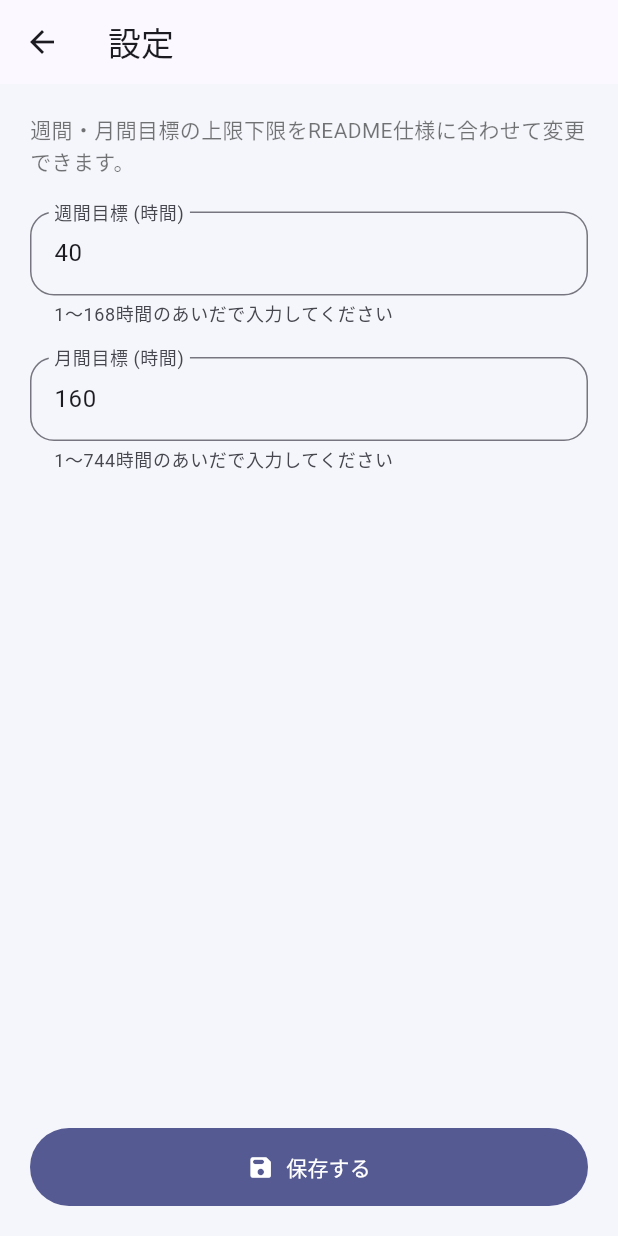
After one commit to yu-432/Production-Timer, a Flutter app: the screen it shows after launch, after a tap on the "settings" icon, on a phone screen of 412 x 824 dp. The commit adds this screen. Run offline on Flutter 3.47's test engine with Material 3 defaults, Android fonts, the phone set to English and light mode, and no system bars; our stand-ins replace flutter_riverpod, hive, hive_flutter, wakelock_plus; accounts and stored records are empty.

Commit message:
**実装内容** - `appSettingsProvider` を `StateNotifierProvider` 化し、Hive保存とRiverpod状態更新を一元管理する `AppSettingsNotifier` を追加しました。これで設定変更が即座にUIへ反映されます (`lib/providers/settings_provider.dart:1-29`)。 - タイマー画面のAppBarに設定アイコンを追加し、設定画面クローズ時に成功トーストを出すようにしました (`lib/main.dart:80-91`, `lib/main.dart:330-361`)。 - 新規 `SettingsScreen` で週1〜168h・月1〜744hの範囲バリデーション、数字入力制限、保存ボタンのローディング制御を実装。Hiveでは分単位なため時間↔分変換をコメント付きで明示しました (`lib/screens/settings_screen.dart:1-182`)。
**テスト**
- `flutter analyze`

**次のステップ**
- 1. 実機/エミュレータで設定画面→値変更→戻るの動線を確認し、カード表示が更新されるかチェックしてください。

コミットメッセージ案（10語以内）: `Add editable goal settings screen`

```diff
--- a/production_timer/lib/main.dart
+++ b/production_timer/lib/main.dart
@@ -7,6 +7,7 @@ import 'providers/focus_stats_provider.dart';
 import 'providers/settings_provider.dart';
 import 'providers/storage_provider.dart';
 import 'providers/timer_controller.dart';
+import 'screens/settings_screen.dart';
 import 'services/storage_service.dart';
 
 Future<void> main() async {
@@ -80,6 +81,13 @@ class _TimerScreenState extends ConsumerState<TimerScreen> {
         title: const Text('Production Timer'),
         centerTitle: false,
         elevation: 0,
+        actions: [
+          IconButton(
+            tooltip: '設定',
+            onPressed: _openSettings,
+            icon: const Icon(Icons.settings_rounded),
+          ),
+        ],
       ),
       body: Stack(
         children: [
@@ -341,6 +349,18 @@ class _TimerScreenState extends ConsumerState<TimerScreen> {
     ref.read(timerControllerProvider.notifier).exitBlackScreen();
   }
 
+  Future<void> _openSettings() async {
+    final saved = await Navigator.of(context).push(
+      MaterialPageRoute(builder: (_) => const SettingsScreen()),
+    );
+    if (!mounted || saved != true) {
+      return;
+    }
+    ScaffoldMessenger.of(context).showSnackBar(
+      const SnackBar(content: Text('目標設定を更新しました')),
+    );
+  }
+
   Future<void> _resetTimer() =>
       ref.read(timerControllerProvider.notifier).resetTimer();
 
--- a/production_timer/lib/providers/settings_provider.dart
+++ b/production_timer/lib/providers/settings_provider.dart
@@ -1,9 +1,29 @@
 import 'package:flutter_riverpod/flutter_riverpod.dart';
 
 import '../models/app_settings.dart';
+import '../services/storage_service.dart';
 import 'storage_provider.dart';
 
-final appSettingsProvider = Provider<AppSettings>((ref) {
+class AppSettingsNotifier extends StateNotifier<AppSettings> {
+  AppSettingsNotifier(this._storage) : super(_storage.settings);
+
+  final StorageService _storage;
+
+  Future<void> updateGoals({
+    required int weeklyGoalMinutes,
+    required int monthlyGoalMinutes,
+  }) async {
+    final next = state.copyWith(
+      weeklyGoalMinutes: weeklyGoalMinutes,
+      monthlyGoalMinutes: monthlyGoalMinutes,
+    );
+    state = next;
+    await _storage.saveSettings(next);
+  }
+}
+
+final appSettingsProvider =
+    StateNotifierProvider<AppSettingsNotifier, AppSettings>((ref) {
   final storage = ref.watch(storageServiceProvider);
-  return storage.settings;
+  return AppSettingsNotifier(storage);
 });
--- /dev/null
+++ b/production_timer/lib/screens/settings_screen.dart
@@ -0,0 +1,183 @@
+import 'package:flutter/material.dart';
+import 'package:flutter/services.dart';
+import 'package:flutter_riverpod/flutter_riverpod.dart';
+
+import '../providers/settings_provider.dart';
+
+class SettingsScreen extends ConsumerStatefulWidget {
+  const SettingsScreen({super.key});
+
+  @override
+  ConsumerState<SettingsScreen> createState() => _SettingsScreenState();
+}
+
+class _SettingsScreenState extends ConsumerState<SettingsScreen> {
+  final _formKey = GlobalKey<FormState>();
+  late final TextEditingController _weeklyController;
+  late final TextEditingController _monthlyController;
+  bool _isSaving = false;
+
+  @override
+  void initState() {
+    super.initState();
+    final settings = ref.read(appSettingsProvider);
+    // Hiveには分単位で保持しているので、画面では時間単位に揃えて表示する。
+    _weeklyController = TextEditingController(
+      text: _minutesToHours(settings.weeklyGoalMinutes).toString(),
+    );
+    _monthlyController = TextEditingController(
+      text: _minutesToHours(settings.monthlyGoalMinutes).toString(),
+    );
+  }
+
+  @override
+  void dispose() {
+    _weeklyController.dispose();
+    _monthlyController.dispose();
+    super.dispose();
+  }
+
+  @override
+  Widget build(BuildContext context) {
+    final theme = Theme.of(context);
+    return Scaffold(
+      appBar: AppBar(
+        title: const Text('設定'),
+      ),
+      body: SafeArea(
+        child: Padding(
+          padding: const EdgeInsets.all(20),
+          child: Form(
+            key: _formKey,
+            child: Column(
+              children: [
+                Expanded(
+                  child: ListView(
+                    children: [
+                      Text(
+                        '週間・月間目標の上限下限をREADME仕様に合わせて変更できます。',
+                        style: theme.textTheme.bodyMedium?.copyWith(
+                          color: Colors.black54,
+                        ),
+                      ),
+                      const SizedBox(height: 24),
+                      _NumberField(
+                        controller: _weeklyController,
+                        label: '週間目標 (時間)',
+                        helper: '1〜168時間のあいだで入力してください',
+                        validator: (value) => _validateRange(
+                          value: value,
+                          min: 1,
+                          max: 168,
+                        ),
+                      ),
+                      const SizedBox(height: 20),
+                      _NumberField(
+                        controller: _monthlyController,
+                        label: '月間目標 (時間)',
+                        helper: '1〜744時間のあいだで入力してください',
+                        validator: (value) => _validateRange(
+                          value: value,
+                          min: 1,
+                          max: 744,
+                        ),
+                      ),
+                    ],
+                  ),
+                ),
+                const SizedBox(height: 16),
+                SizedBox(
+                  width: double.infinity,
+                  child: FilledButton.icon(
+                    onPressed: _isSaving ? null : _handleSave,
+                    icon: _isSaving
+                        ? const SizedBox(
+                            width: 16,
+                            height: 16,
+                            child: CircularProgressIndicator(strokeWidth: 2),
+                          )
+                        : const Icon(Icons.save_rounded),
+                    label: Text(_isSaving ? '保存中...' : '保存する'),
+                    style: FilledButton.styleFrom(
+                      padding: const EdgeInsets.symmetric(vertical: 16),
+                    ),
+                  ),
+                ),
+              ],
+            ),
+          ),
+        ),
+      ),
+    );
+  }
+
+  String? _validateRange({
+    required String? value,
+    required int min,
+    required int max,
+  }) {
+    final parsed = int.tryParse(value ?? '');
+    if (parsed == null) {
+      return '数字で入力してください';
+    }
+    if (parsed < min || parsed > max) {
+      return '$min〜$maxの範囲で入力してください';
+    }
+    return null;
+  }
+
+  Future<void> _handleSave() async {
+    if (!_formKey.currentState!.validate()) {
+      return;
+    }
+    setState(() => _isSaving = true);
+    final notifier = ref.read(appSettingsProvider.notifier);
+    final weeklyHours = int.parse(_weeklyController.text);
+    final monthlyHours = int.parse(_monthlyController.text);
+
+    // Hive保存時に再び分単位へ変換して永続化する。
+    await notifier.updateGoals(
+      weeklyGoalMinutes: weeklyHours * 60,
+      monthlyGoalMinutes: monthlyHours * 60,
+    );
+
+    if (!mounted) {
+      return;
+    }
+
+    setState(() => _isSaving = false);
+    Navigator.of(context).pop(true);
+  }
+
+  int _minutesToHours(int minutes) => minutes ~/ 60;
+}
+
+class _NumberField extends StatelessWidget {
+  const _NumberField({
+    required this.controller,
+    required this.label,
+    required this.helper,
+    required this.validator,
+  });
+
+  final TextEditingController controller;
+  final String label;
+  final String helper;
+  final String? Function(String?) validator;
+
+  @override
+  Widget build(BuildContext context) {
+    // 同じ見た目の入力欄を量産せずに済むよう共有化。
+    return TextFormField(
+      controller: controller,
+      decoration: InputDecoration(
+        labelText: label,
+        helperText: helper,
+        border: OutlineInputBorder(borderRadius: BorderRadius.circular(16)),
+      ),
+      keyboardType: TextInputType.number,
+      validator: validator,
+      inputFormatters: [FilteringTextInputFormatter.digitsOnly],
+    );
+  }
+}
```
